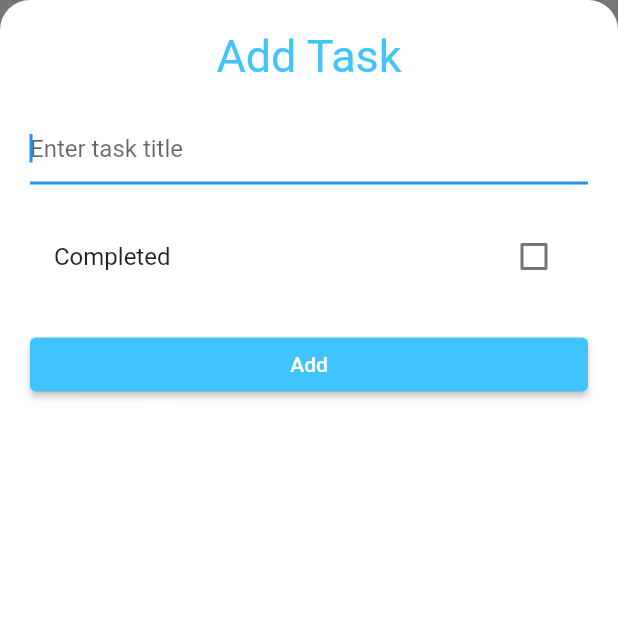
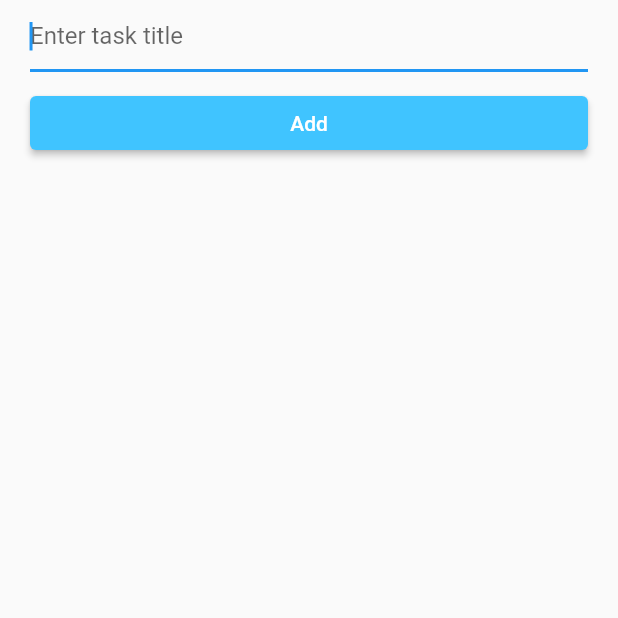
Before and after one commit to stong1994/best_todo, a Flutter app: the TaskScreen screen opened directly with empty values, on a phone screen of 412 x 824 dp, the top half of it. Run offline on Flutter 3.47's test engine with Material 2 defaults, Android fonts, the phone set to English and light mode, and no system bars.

Commit message:
修复task_screen 一点就报错

```diff
--- a/lib/main.dart
+++ b/lib/main.dart
@@ -1,7 +1,7 @@
 import 'package:flutter/material.dart';
+import 'package:provider/provider.dart';
+
 import 'task_data.dart';
-import 'task_screen.dart';
-import 'package:provider/provider.dart';
 import 'task_screen.dart';
 import 'focus_matrix.dart';
 
--- a/lib/task_screen.dart
+++ b/lib/task_screen.dart
@@ -13,101 +13,196 @@ class TaskScreen extends StatefulWidget {
   _TaskScreenState createState() => _TaskScreenState();
 }
 
+// class _TaskScreenState extends State<TaskScreen> {
+//   final TextEditingController titleController = TextEditingController();
+
+//   @override
+//   Widget build(BuildContext context) {
+//     return Scaffold(
+//       appBar: AppBar(
+//         title: Text('Add a New Task'),
+//       ),
+//       body: Container(
+//         margin: EdgeInsets.all(20.0),
+//         child: Column(
+//           crossAxisAlignment: CrossAxisAlignment.stretch,
+//           children: <Widget>[
+//             TextField(
+//               controller: titleController,
+//               decoration: InputDecoration(
+//                 hintText: 'Enter task title',
+//               ),
+//               autofocus: true,
+//             ),
+//             SizedBox(
+//               height: 20.0,
+//             ),
+//             FlatButton(
+//               color: Colors.blue,
+//               child: Text(
+//                 'Add',
+//                 style: TextStyle(
+//                   color: Colors.white,
+//                 ),
+//               ),
+//               onPressed: () {
+//                 // add new task to the list of tasks
+//               },
+//             ),
+//           ],
+//         ),
+//       ),
+//     );
+//   }
+// }
+
+// class _TaskScreenState extends State<TaskScreen> {
+//   late TextEditingController _titleController;
+//   late bool _isCompleted;
+
+//   @override
+//   void initState() {
+//     super.initState();
+
+//     if (widget.isEditing) {
+//       _titleController = TextEditingController(text: widget.task!.title);
+//       _isCompleted = widget.task!.isDone;
+//     } else {
+//       _titleController = TextEditingController();
+//       _isCompleted = false;
+//     }
+//   }
+
+//   @override
+//   void dispose() {
+//     _titleController.dispose();
+//     super.dispose();
+//   }
+
+//   @override
+//   Widget build(BuildContext context) {
+//     return Material(
+//         appBar: AppBar(
+//           title: Text('Add a New Task'),
+//         ),
+//         body: Container(
+//           color: Color(0xFF757575),
+//           child: Container(
+//             padding: EdgeInsets.all(20.0),
+//             decoration: BoxDecoration(
+//               color: Colors.white,
+//               borderRadius: BorderRadius.only(
+//                 topLeft: Radius.circular(20.0),
+//                 topRight: Radius.circular(20.0),
+//               ),
+//             ),
+//             child: Column(
+//               crossAxisAlignment: CrossAxisAlignment.stretch,
+//               children: [
+//                 Text(
+//                   widget.isEditing ? 'Edit Task' : 'Add Task',
+//                   textAlign: TextAlign.center,
+//                   style: TextStyle(
+//                     fontSize: 30.0,
+//                     color: Colors.lightBlueAccent,
+//                   ),
+//                 ),
+//                 SizedBox(
+//                   height: 20.0,
+//                 ),
+//                 TextField(
+//                   autofocus: true,
+//                   controller: _titleController,
+//                   decoration: InputDecoration(
+//                     hintText: 'Enter task title',
+//                   ),
+//                   onChanged: (value) {
+//                     setState(() {
+//                       // Update the state whenever the text field changes
+//                     });
+//                   },
+//                 ),
+//                 SizedBox(
+//                   height: 20.0,
+//                 ),
+//                 CheckboxListTile(
+//                   title: Text('Completed'),
+//                   value: _isCompleted,
+//                   onChanged: (value) {
+//                     setState(() {
+//                       _isCompleted = value!;
+//                     });
+//                   },
+//                 ),
+//                 SizedBox(
+//                   height: 20.0,
+//                 ),
+//                 ElevatedButton(
+//                   onPressed: () {
+//                     if (widget.isEditing) {
+//                       Provider.of<TaskData>(context, listen: false).updateTask(
+//                         Task(
+//                           title: _titleController.text,
+//                           isDone: _isCompleted,
+//                         ),
+//                       );
+//                     } else {
+//                       Provider.of<TaskData>(context, listen: false)
+//                           .addTask(_titleController.text);
+//                     }
+//                     Navigator.pop(context);
+//                   },
+//                   child: Text(widget.isEditing ? 'Save Changes' : 'Add'),
+//                   style: ElevatedButton.styleFrom(
+//                     primary: Colors.lightBlueAccent,
+//                   ),
+//                 ),
+//               ],
+//             ),
+//           ),
+//         ));
+//   }
+// }
+
+
 class _TaskScreenState extends State<TaskScreen> {
-  late TextEditingController _titleController;
-  late bool _isCompleted;
-
-  @override
-  void initState() {
-    super.initState();
-
-    if (widget.isEditing) {
-      _titleController = TextEditingController(text: widget.task!.title);
-      _isCompleted = widget.task!.isDone;
-    } else {
-      _titleController = TextEditingController();
-      _isCompleted = false;
-    }
-  }
-
-  @override
-  void dispose() {
-    _titleController.dispose();
-    super.dispose();
-  }
+  String? newTaskTitle;
 
   @override
   Widget build(BuildContext context) {
-    return Container(
-      color: Color(0xFF757575),
-      child: Container(
-        padding: EdgeInsets.all(20.0),
-        decoration: BoxDecoration(
-          color: Colors.white,
-          borderRadius: BorderRadius.only(
-            topLeft: Radius.circular(20.0),
-            topRight: Radius.circular(20.0),
-          ),
-        ),
+    return Scaffold(
+      body: Padding(
+        padding: const EdgeInsets.symmetric(horizontal: 20.0),
         child: Column(
           crossAxisAlignment: CrossAxisAlignment.stretch,
-          children: [
-            Text(
-              widget.isEditing ? 'Edit Task' : 'Add Task',
-              textAlign: TextAlign.center,
-              style: TextStyle(
-                fontSize: 30.0,
-                color: Colors.lightBlueAccent,
-              ),
-            ),
-            SizedBox(
-              height: 20.0,
-            ),
+          children: <Widget>[
             TextField(
               autofocus: true,
-              controller: _titleController,
               decoration: InputDecoration(
                 hintText: 'Enter task title',
               ),
               onChanged: (value) {
-                setState(() {
-                  // Update the state whenever the text field changes
-                });
+                newTaskTitle = value;
               },
             ),
             SizedBox(
-              height: 20.0,
-            ),
-            CheckboxListTile(
-              title: Text('Completed'),
-              value: _isCompleted,
-              onChanged: (value) {
-                setState(() {
-                  _isCompleted = value!;
-                });
-              },
-            ),
-            SizedBox(
-              height: 20.0,
+              height: 10.0,
             ),
             ElevatedButton(
-              onPressed: () {
-                if (widget.isEditing) {
-                  Provider.of<TaskData>(context, listen: false).updateTask(
-                    Task(
-                      title: _titleController.text,
-                      isDone: _isCompleted,
-                    ),
-                  );
-                } else {
-                  Provider.of<TaskData>(context, listen: false).addTask( _titleController.text);
-                }
-                Navigator.pop(context);
-              },
-              child: Text(widget.isEditing ? 'Save Changes' : 'Add'),
+              child: Text(
+                'Add',
+                style: TextStyle(
+                  color: Colors.white,
+                ),
+              ),
               style: ElevatedButton.styleFrom(
                 primary: Colors.lightBlueAccent,
               ),
+              onPressed: () {
+                Provider.of<TaskData>(context, listen: false)
+                    .addTask(newTaskTitle!);
+                Navigator.pop(context);
+              },
             ),
           ],
         ),
```
